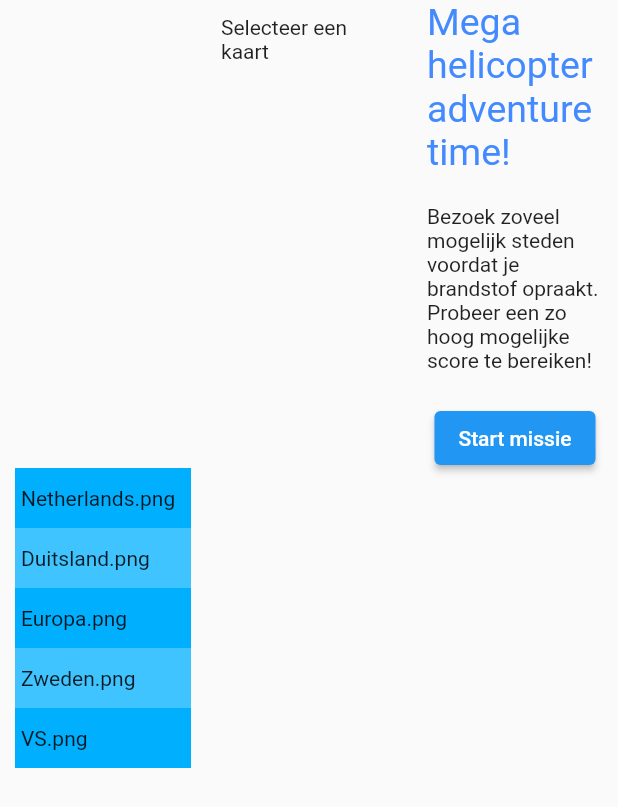
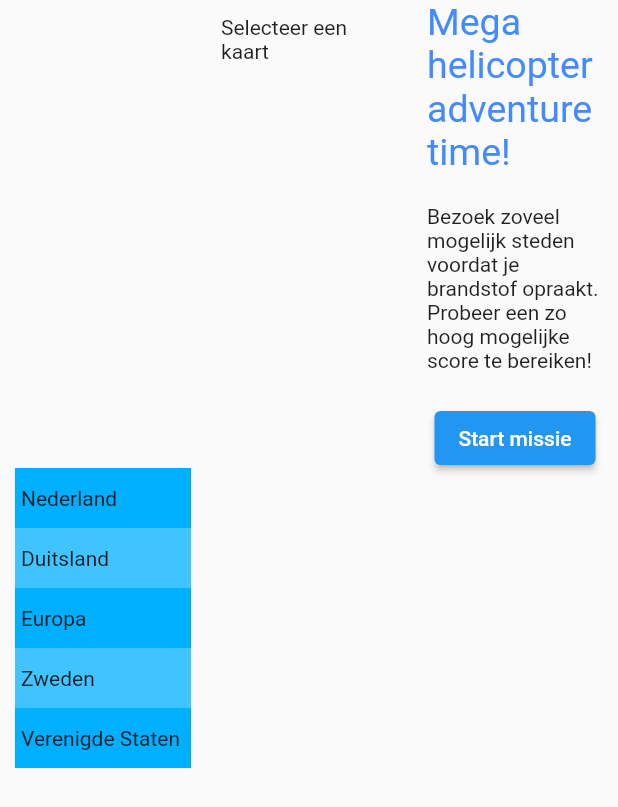
Before and after one commit to MstrShine/OOSE-EduCopter, a Flutter app: the AvailableMaps widget shown alone on an empty page, opened directly, on a phone screen of 412 x 824 dp. Shown: the top 807 px of the screen. Run offline on Flutter 3.47's test engine with Material 2 defaults, Android fonts, the phone set to English and light mode, and no system bars; our stand-ins replace csv; Roboto replaces fonts that are missing (Comic Sans).

Commit message:
cleanup activity select (images), weghalen printstatements

```diff
--- a/Code/educopter_frontend/lib/create_mission/model/mission_criteria.dart
+++ b/Code/educopter_frontend/lib/create_mission/model/mission_criteria.dart
@@ -37,7 +37,6 @@ class MissionCriteria {
     } else {
       minPopulationFilter = 0;
     }
-    //print("ik pas nu de minpopfilter aan");
   }
 
   setMaxPopulationFilter(var value) {
--- a/Code/educopter_frontend/lib/create_mission/view/create_mission.dart
+++ b/Code/educopter_frontend/lib/create_mission/view/create_mission.dart
@@ -282,7 +282,6 @@ class _MissionCreateScreenState extends State<MissionCreateScreen> {
                 return newMission.saveMissionDialog(context);
               },
             );
-            print(result);
             if (result == true) {
               setState(() {
                 clearSelection(selectedCities);
--- a/Code/educopter_frontend/lib/general/general_widgets/customformfield.dart
+++ b/Code/educopter_frontend/lib/general/general_widgets/customformfield.dart
@@ -35,7 +35,6 @@ class _CustomFormFieldState extends State<CustomFormField> {
               if (value == null || value.isEmpty) {
                 return 'Invoer vereist';
               } else if (widget.numOnly) {
-                //print('check nu of widget numonly is');
                 if (int.tryParse(value) == null) {
                   return 'Alleen cijfers';
                 }
--- a/Code/educopter_frontend/lib/general/services/filter_pattern.dart
+++ b/Code/educopter_frontend/lib/general/services/filter_pattern.dart
@@ -13,11 +13,7 @@ class CombinedCriteria<T> implements Criteria<T> {
     List<T> filteredList = listEntries;
 
     for (Criteria<T> criterium in criteriaList) {
-      // if (filteredList.isEmpty) {
-      //   filteredList = criterium.meetCriteria(listEntries);
-      // } else {
         filteredList = criterium.meetCriteria(filteredList);
-      //}
     }
 
     return filteredList;
--- a/Code/educopter_frontend/lib/login/model/login.dart
+++ b/Code/educopter_frontend/lib/login/model/login.dart
@@ -10,7 +10,6 @@ class LoginData {
   }
 
   saveTest() {
-    //loginHandler('Roos', 'Lanteerne', 'kat123');
     print('ik ben nu data aan het saven');
   }
 
--- a/Code/educopter_frontend/lib/login/view/login.dart
+++ b/Code/educopter_frontend/lib/login/view/login.dart
@@ -61,8 +61,6 @@ class _LoginScreenState extends State<LoginScreen> {
                       if (form.validate()) {
                         form.save();
                         loginData.saveTest();
-                        print(
-                            'Ik gebruik nu ${loginData.login} en ${loginData.school} en ${loginData.password}');
                         loginAttemptDialogBox(loginData, context);
                       }
                     },
--- a/Code/educopter_frontend/lib/select_activity/model/dummy_data.dart
+++ b/Code/educopter_frontend/lib/select_activity/model/dummy_data.dart
@@ -36,7 +36,7 @@ final List<Worldmap> availableWorldmaps = [
   Worldmap(mapId: 4, mapName: 'Zweden', mapLocation: 'Zweden.png'),
   Worldmap(mapId: 5, mapName: 'Verenigde Staten', mapLocation: 'VS.png'),
   Worldmap(mapId: 6, mapName: 'Ijsland', mapLocation: 'Ijsland.png'),
-  Worldmap(mapId: 7, mapName: 'Polen', mapLocation: 'Polen.png'),
+  Worldmap(mapId: 7, mapName: 'Polen', mapLocation: 'Poland.png'),
   Worldmap(mapId: 8, mapName: 'Verenigd Koninkrijk', mapLocation: 'VK.png'),
   Worldmap(mapId: 9, mapName: 'Noorwegen', mapLocation: 'Noorwegen.png'),
   Worldmap(mapId: 10, mapName: 'België', mapLocation: 'Belgie.png'),
--- a/Code/educopter_frontend/lib/select_activity/view/available_maps.dart
+++ b/Code/educopter_frontend/lib/select_activity/view/available_maps.dart
@@ -45,7 +45,7 @@ class _AvailableMapsState extends State<AvailableMaps> {
                         padding: const EdgeInsets.all(4.0),
                         child: Row(
                           children: [
-                            Text(availableWorldmaps[index].mapLocation),
+                            Text(availableWorldmaps[index].mapName),
                           ],
                         ),
                       ),
@@ -62,8 +62,9 @@ class _AvailableMapsState extends State<AvailableMaps> {
             // ignore: prefer_const_literals_to_create_immutables
             children: [
               SizedBox(height: 10),
-              ConstrainedBox(
-                constraints: BoxConstraints(maxWidth: 400, maxHeight: 300),
+              SizedBox(
+                height: 300,
+                width: 400,
                 child: (selectedIndex != -1)
                     ? Container(
                         decoration: BoxDecoration(
@@ -71,7 +72,7 @@ class _AvailableMapsState extends State<AvailableMaps> {
                                 image: AssetImage(widget
                                     .availableWorldmaps[selectedIndex]
                                     .mapLocation),
-                                fit: BoxFit.cover)),
+                                fit: BoxFit.scaleDown)),
                       )
                     : Text("Selecteer een kaart"),
               ),
```
